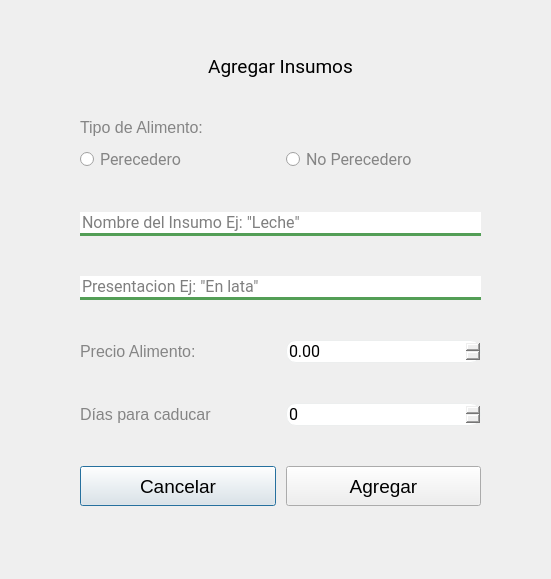
This is El-Patio/almacenista/almacenista_crear_insumo.ui in MrDanielG/IHC-ElPatio as Qt 5 draws it before an edit. The edited form follows.
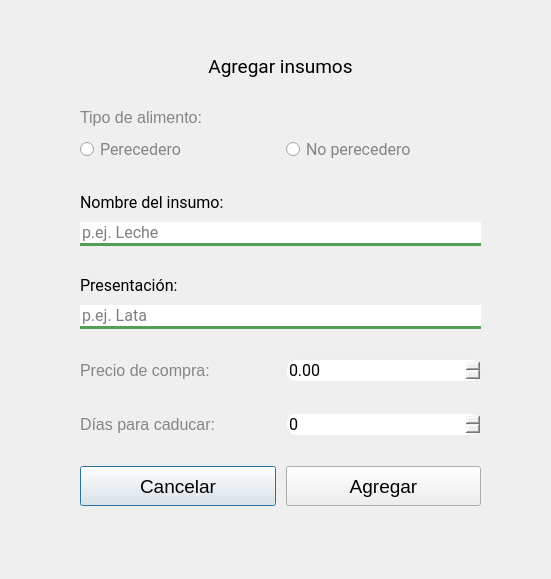
This is the edited form.

Patch:
```diff
--- a/El-Patio/almacenista/almacenista_crear_insumo.ui
+++ b/El-Patio/almacenista/almacenista_crear_insumo.ui
@@ -13,7 +13,7 @@
   <property name="windowTitle">
    <string>Dialog</string>
   </property>
-  <widget class="QWidget" name="">
+  <widget class="QWidget" name="layoutWidget">
    <property name="geometry">
     <rect>
      <x>80</x>
@@ -35,7 +35,7 @@
        </font>
       </property>
       <property name="text">
-       <string>Agregar Insumos</string>
+       <string>Agregar insumos</string>
       </property>
       <property name="alignment">
        <set>Qt::AlignCenter</set>
@@ -66,7 +66,7 @@
        <string notr="true">color: rgb(133, 133, 133);</string>
       </property>
       <property name="text">
-       <string>Tipo de Alimento:</string>
+       <string>Tipo de alimento:</string>
       </property>
      </widget>
     </item>
@@ -100,7 +100,7 @@
          <string notr="true">color: rgb(133, 133, 133);</string>
         </property>
         <property name="text">
-         <string>No Perecedero</string>
+         <string>No perecedero</string>
         </property>
        </widget>
       </item>
@@ -119,6 +119,19 @@
       </property>
      </spacer>
     </item>
+    <item>
+     <widget class="QLabel" name="label">
+      <property name="font">
+       <font>
+        <family>Roboto</family>
+        <pointsize>12</pointsize>
+       </font>
+      </property>
+      <property name="text">
+       <string>Nombre del insumo:</string>
+      </property>
+     </widget>
+    </item>
     <item>
      <widget class="QLineEdit" name="nombreInsumo">
       <property name="font">
@@ -132,7 +145,7 @@
 border-bottom: 3px solid #539E56;</string>
       </property>
       <property name="placeholderText">
-       <string>Nombre del Insumo Ej: &quot;Leche&quot;</string>
+       <string>p.ej. Leche</string>
       </property>
      </widget>
     </item>
@@ -149,6 +162,19 @@
       </property>
      </spacer>
     </item>
+    <item>
+     <widget class="QLabel" name="label_2">
+      <property name="font">
+       <font>
+        <family>Roboto</family>
+        <pointsize>12</pointsize>
+       </font>
+      </property>
+      <property name="text">
+       <string>Presentación:</string>
+      </property>
+     </widget>
+    </item>
     <item>
      <widget class="QLineEdit" name="tipoPresentacion">
       <property name="font">
@@ -162,7 +188,7 @@
 border-bottom: 3px solid #539E56;</string>
       </property>
       <property name="placeholderText">
-       <string>Presentacion Ej: &quot;En lata&quot;</string>
+       <string>p.ej. Lata</string>
       </property>
      </widget>
     </item>
@@ -192,7 +218,7 @@
          <string notr="true">color: rgb(133, 133, 133);</string>
         </property>
         <property name="text">
-         <string>Precio Alimento:</string>
+         <string>Precio de compra:</string>
         </property>
        </widget>
       </item>
@@ -238,7 +264,7 @@
          <string notr="true">color: rgb(133, 133, 133);</string>
         </property>
         <property name="text">
-         <string>Días para caducar</string>
+         <string>Días para caducar:</string>
         </property>
        </widget>
       </item>
```
